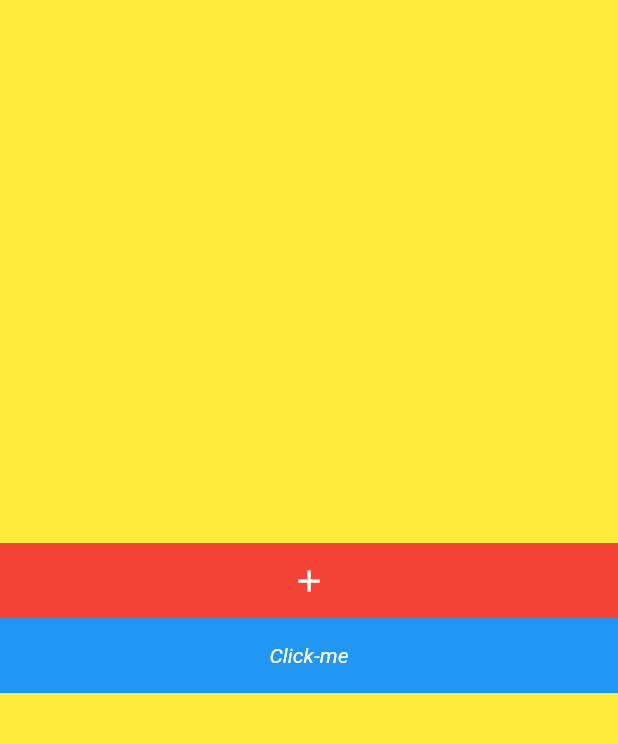
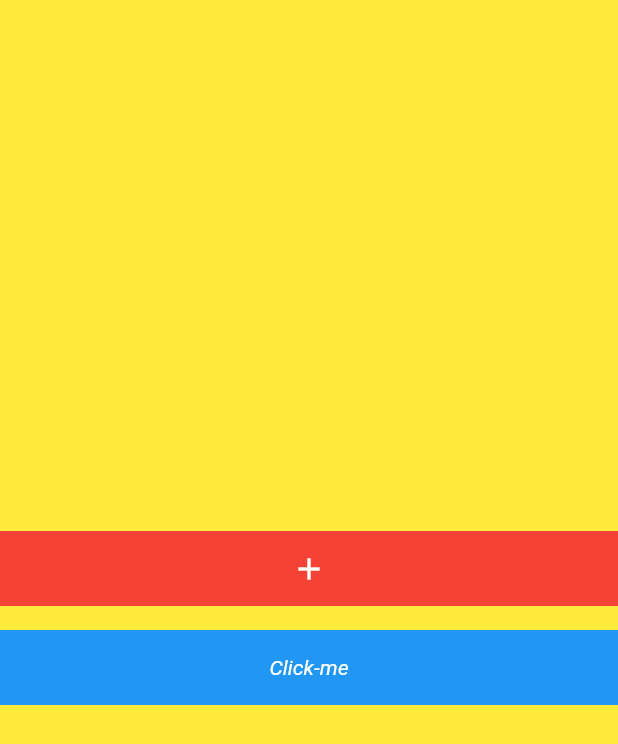
Before and after one commit to from-bottom-to-the-top/aula-flutter, a Flutter app: the screen it shows after launch, on a phone screen of 412 x 824 dp. Shown: the top 744 px of the screen. Run offline on Flutter 3.47's test engine with Material 2 defaults, Android fonts, the light colour scheme and no system bars.

Commit message:
catalogo Padding  widget add

```diff
--- a/lib/main.dart
+++ b/lib/main.dart
@@ -91,25 +91,31 @@ class BaseWidget extends StatelessWidget {
 
 class ButtonWithIcon extends StatelessWidget {
   Widget build(BuildContext context) {
-    return Container(
+    return Padding(
+      padding: const EdgeInsets.only(top: 8.0, bottom: 8.0),
+      child: Container(
         color: Colors.red,
         width: double.infinity,
         height: 50,
         alignment: Alignment.center,
         child: Icon(Icons.add, color: Colors.white),
+      ),
     );
   }
 }
 
 class ButtonWithText extends StatelessWidget {
   Widget build(BuildContext context) {
-    return Container(
+    return Padding(
+      padding: const EdgeInsets.only(top: 8.0, bottom: 8.0),
+      child: Container(
         color: Colors.blue,
         width: double.infinity,
         height: 50,
         alignment: Alignment.center,
         child: Text("Click-me",
             style: TextStyle(fontStyle: FontStyle.italic, color: Colors.white)),
+      ),
     );
   }
 }
```
Lines whose indentation alone changed are shown as unchanged.
